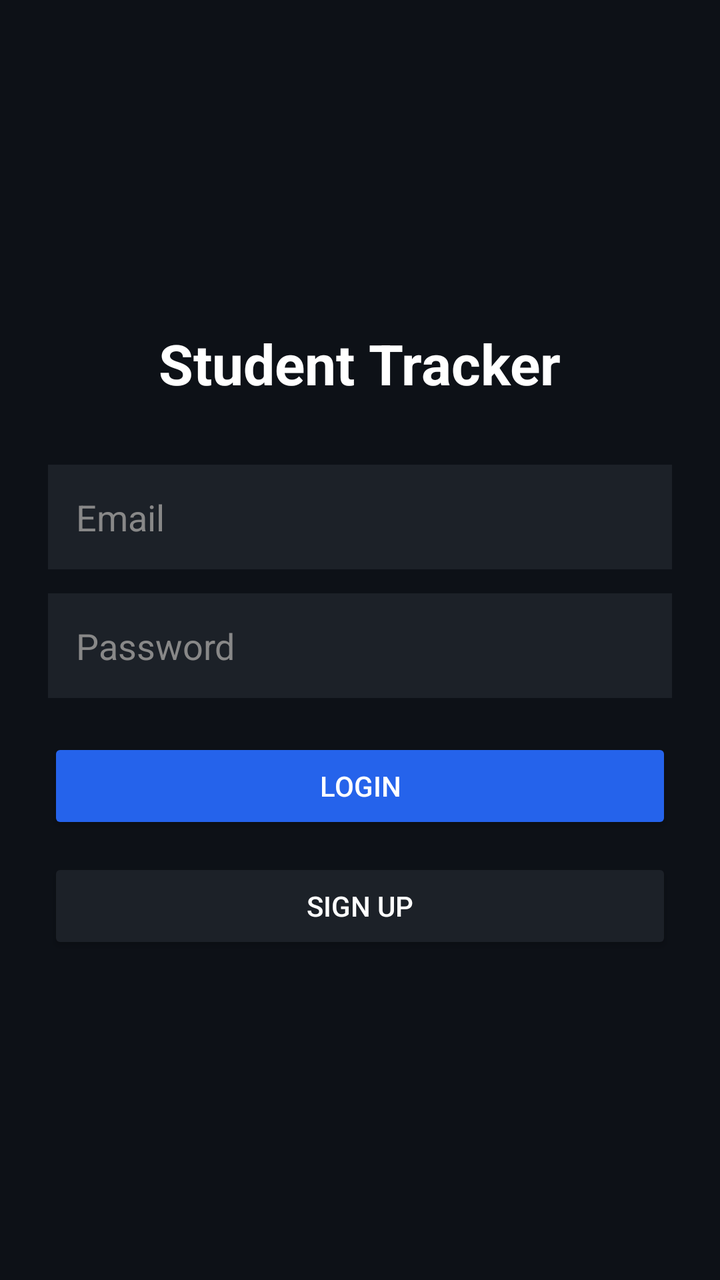
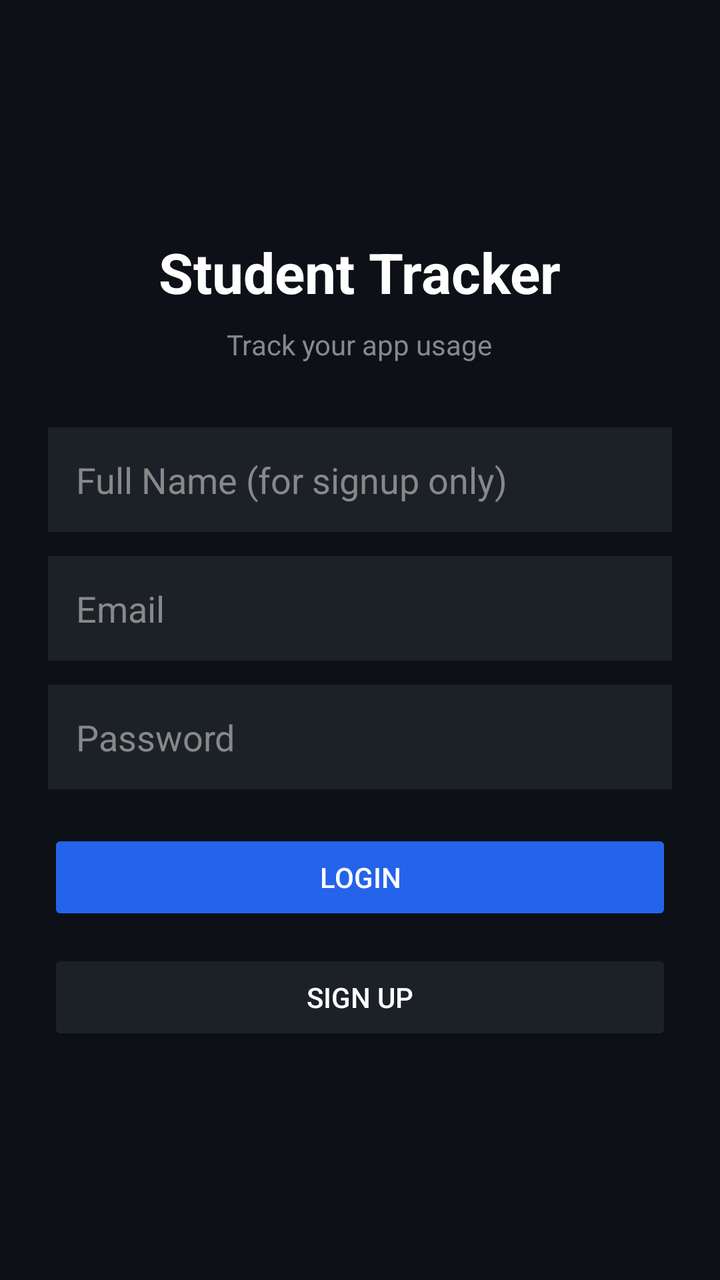

Compare the two renders of this Android layout. The source of the first and the diff that turns it into the second are given below.
<!-- AndroidManifest.xml: application theme AppTheme -->
<!-- res/layout/activity_main.xml -->
<?xml version="1.0" encoding="utf-8"?>
<LinearLayout xmlns:android="http://schemas.android.com/apk/res/android"
    android:layout_width="match_parent"
    android:layout_height="match_parent"
    android:orientation="vertical"
    android:padding="24dp"
    android:gravity="center"
    android:background="#0D1117">

    <TextView
        android:text="Student Tracker"
        android:textSize="28sp"
        android:textColor="#FFFFFF"
        android:textStyle="bold"
        android:layout_marginBottom="32dp"
        android:layout_width="wrap_content"
        android:layout_height="wrap_content"/>

    <EditText
        android:id="@+id/emailInput"
        android:hint="Email"
        android:textColorHint="#888888"
        android:textColor="#FFFFFF"
        android:background="#1C2128"
        android:padding="14dp"
        android:layout_width="match_parent"
        android:layout_height="wrap_content"
        android:layout_marginBottom="12dp"
        android:inputType="textEmailAddress"/>

    <EditText
        android:id="@+id/passwordInput"
        android:hint="Password"
        android:textColorHint="#888888"
        android:textColor="#FFFFFF"
        android:background="#1C2128"
        android:padding="14dp"
        android:layout_width="match_parent"
        android:layout_height="wrap_content"
        android:layout_marginBottom="20dp"
        android:inputType="textPassword"/>

    <Button
        android:id="@+id/loginButton"
        android:text="Login"
        android:backgroundTint="#2563EB"
        android:textColor="#FFFFFF"
        android:layout_width="match_parent"
        android:layout_height="wrap_content"
        android:layout_marginBottom="12dp"/>

    <Button
        android:id="@+id/signupButton"
        android:text="Sign Up"
        android:backgroundTint="#1C2128"
        android:textColor="#FFFFFF"
        android:layout_width="match_parent"
        android:layout_height="wrap_content"/>

</LinearLayout>
<!-- resources referenced by this layout -->
<resources>
  <style name="AppTheme" parent="Theme.AppCompat.DayNight.NoActionBar">
          <item name="colorPrimary">#2563EB</item>
          <item name="colorPrimaryDark">#1D4ED8</item>
          <item name="colorAccent">#2563EB</item>
      </style>
</resources>

<!-- the commit's change to res/layout/activity_main.xml (unified diff, before → after) -->
@@ -12,9 +12,29 @@
         android:textSize="28sp"
         android:textColor="#FFFFFF"
         android:textStyle="bold"
+        android:layout_marginBottom="8dp"
+        android:layout_width="wrap_content"
+        android:layout_height="wrap_content"/>
+
+    <TextView
+        android:text="Track your app usage"
+        android:textSize="14sp"
+        android:textColor="#888888"
         android:layout_marginBottom="32dp"
         android:layout_width="wrap_content"
         android:layout_height="wrap_content"/>
+
+    <EditText
+        android:id="@+id/fullNameInput"
+        android:hint="Full Name (for signup only)"
+        android:textColorHint="#888888"
+        android:textColor="#FFFFFF"
+        android:background="#1C2128"
+        android:padding="14dp"
+        android:layout_width="match_parent"
+        android:layout_height="wrap_content"
+        android:layout_marginBottom="12dp"
+        android:inputType="textPersonName"/>
 
     <EditText
         android:id="@+id/emailInput"
